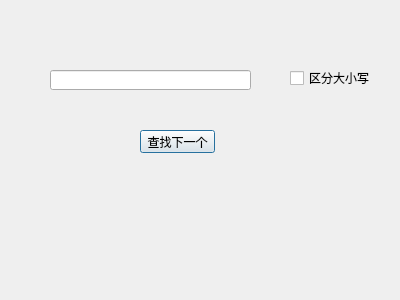
Old version of the form bug_everyday_ide/find_dialog.ui in the repository EAGuardian/No_bug_everyday.
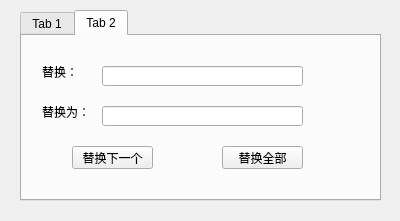
New version of the form.

```diff
--- a/bug_everyday_ide/find_dialog.ui
+++ b/bug_everyday_ide/find_dialog.ui
@@ -7,18 +7,44 @@
     <x>0</x>
     <y>0</y>
     <width>400</width>
-    <height>300</height>
+    <height>221</height>
    </rect>
   </property>
   <property name="windowTitle">
    <string>Dialog</string>
   </property>
+  <widget class="QTabWidget" name="tabWidget">
+   <property name="geometry">
+    <rect>
+     <x>20</x>
+     <y>10</y>
+     <width>361</width>
+     <height>191</height>
+    </rect>
+   </property>
+   <property name="currentIndex">
+    <number>1</number>
+   </property>
+   <widget class="QWidget" name="tab">
+    <attribute name="title">
+     <string>Tab 1</string>
+    </attribute>
+    <widget class="QLineEdit" name="find_lineedit">
+     <property name="geometry">
+      <rect>
+       <x>20</x>
+       <y>50</y>
+       <width>201</width>
+       <height>20</height>
+      </rect>
+     </property>
+    </widget>
   <widget class="QPushButton" name="find_next_button">
    <property name="geometry">
     <rect>
      <x>140</x>
-     <y>130</y>
-     <width>75</width>
+       <y>90</y>
+       <width>81</width>
      <height>23</height>
     </rect>
    </property>
@@ -26,21 +52,11 @@
     <string>查找下一个</string>
    </property>
   </widget>
-  <widget class="QLineEdit" name="find_lineedit">
-   <property name="geometry">
-    <rect>
-     <x>50</x>
-     <y>70</y>
-     <width>201</width>
-     <height>20</height>
-    </rect>
-   </property>
-  </widget>
   <widget class="QCheckBox" name="distinguish_check">
    <property name="geometry">
     <rect>
-     <x>290</x>
-     <y>70</y>
+       <x>250</x>
+       <y>50</y>
      <width>81</width>
      <height>16</height>
     </rect>
@@ -48,6 +64,85 @@
    <property name="text">
     <string>区分大小写</string>
    </property>
+    </widget>
+   </widget>
+   <widget class="QWidget" name="tab_2">
+    <attribute name="title">
+     <string>Tab 2</string>
+    </attribute>
+    <widget class="QLineEdit" name="replace_lineedit">
+     <property name="geometry">
+      <rect>
+       <x>80</x>
+       <y>70</y>
+       <width>201</width>
+       <height>20</height>
+      </rect>
+     </property>
+    </widget>
+    <widget class="QPushButton" name="replace_all_button">
+     <property name="geometry">
+      <rect>
+       <x>200</x>
+       <y>110</y>
+       <width>81</width>
+       <height>23</height>
+      </rect>
+     </property>
+     <property name="text">
+      <string>替换全部</string>
+     </property>
+    </widget>
+    <widget class="QPushButton" name="replace_button">
+     <property name="geometry">
+      <rect>
+       <x>50</x>
+       <y>110</y>
+       <width>81</width>
+       <height>23</height>
+      </rect>
+     </property>
+     <property name="text">
+      <string>替换下一个</string>
+     </property>
+    </widget>
+    <widget class="QLabel" name="label">
+     <property name="geometry">
+      <rect>
+       <x>20</x>
+       <y>70</y>
+       <width>54</width>
+       <height>12</height>
+      </rect>
+     </property>
+     <property name="text">
+      <string>替换为：</string>
+     </property>
+    </widget>
+    <widget class="QLineEdit" name="replace_find_lineedit">
+     <property name="geometry">
+      <rect>
+       <x>80</x>
+       <y>30</y>
+       <width>201</width>
+       <height>20</height>
+      </rect>
+     </property>
+    </widget>
+    <widget class="QLabel" name="label_2">
+     <property name="geometry">
+      <rect>
+       <x>20</x>
+       <y>30</y>
+       <width>54</width>
+       <height>12</height>
+      </rect>
+     </property>
+     <property name="text">
+      <string>替换：</string>
+     </property>
+    </widget>
+   </widget>
   </widget>
  </widget>
  <resources/>
```
Lines whose indentation alone changed are shown as unchanged.
